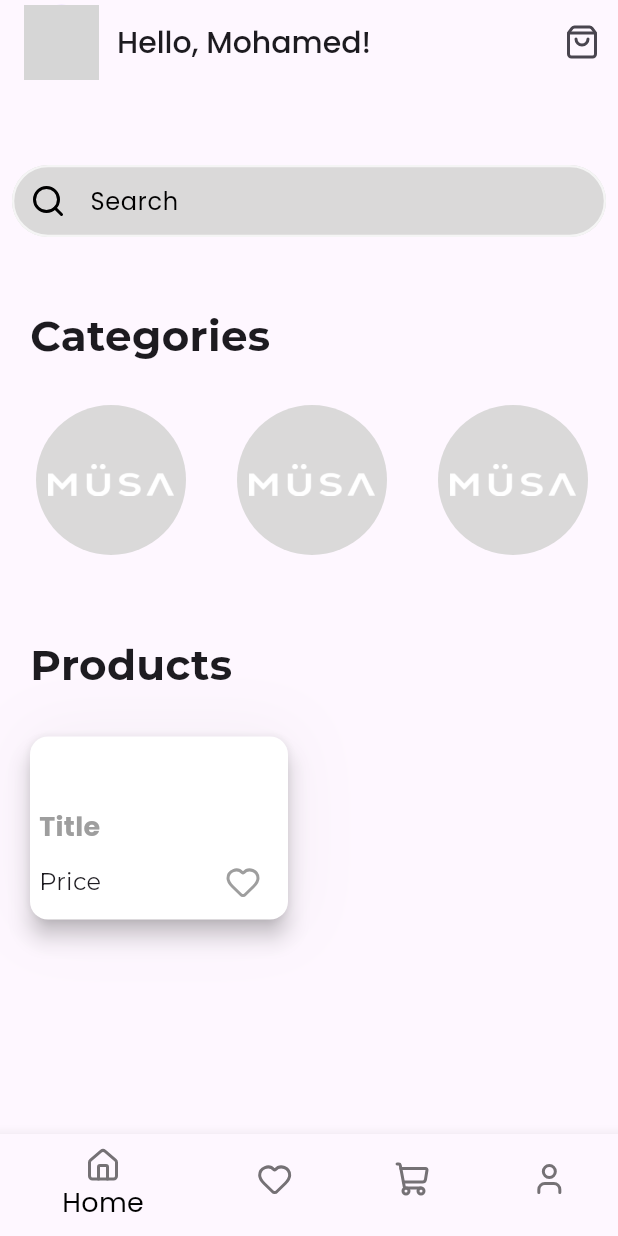
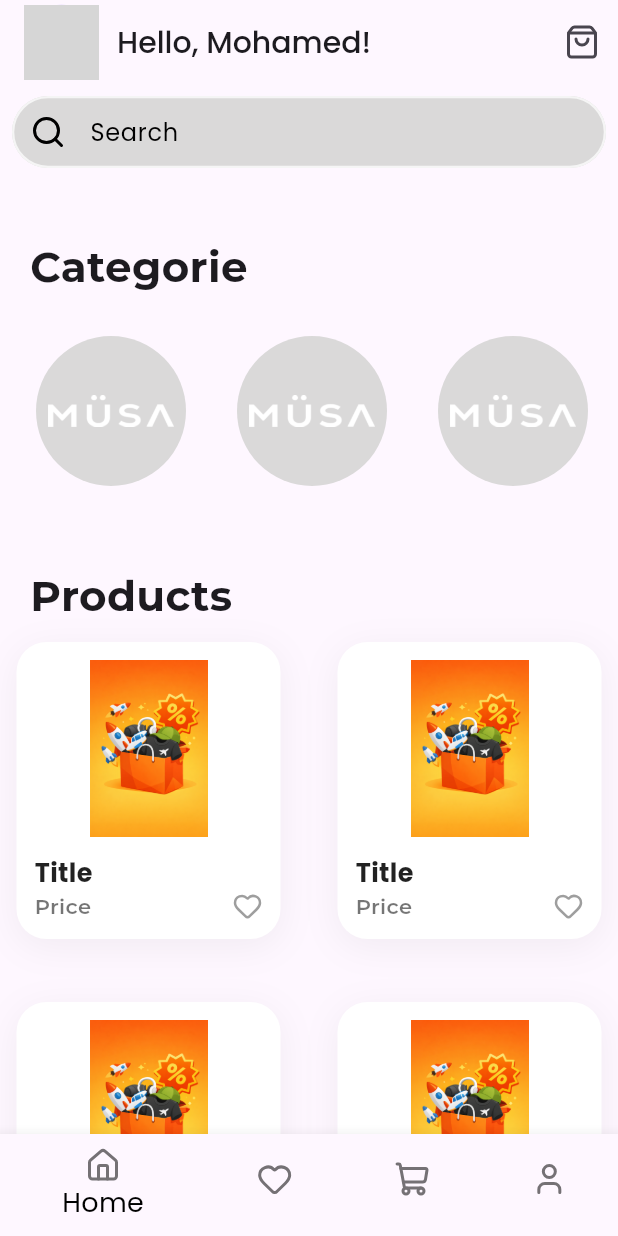
Before and after one commit to Mohamed-Khaled-7/Foor, a Flutter app: the screen it shows after launch, on a phone screen of 412 x 824 dp. Run offline on Flutter 3.47's test engine with Material 3 defaults, Android fonts, the phone set to English and light mode, and no system bars; our stand-ins replace animated_text_kit, firebase_auth, firebase_core, flutter_bloc, flutter_spinkit, google_fonts and 2 more; accounts and stored records are empty; network calls fail; grey boxes are pictures that could not be loaded.

Commit message:
refactor custom Card

```diff
--- a/lib/main.dart
+++ b/lib/main.dart
@@ -29,7 +29,7 @@
         RegisterPage.id: (context) => RegisterPage(),
         LoginPage.id: (context) => LoginPage(),
       },
-      initialRoute: 'NavigationView',
+      initialRoute: NavigationView.id,
       debugShowCheckedModeBanner: false,
     );
   }
--- a/lib/presentation/screens/homeScreen.dart
+++ b/lib/presentation/screens/homeScreen.dart
@@ -9,6 +9,7 @@ import 'package:musa/presentation/widget/customAppBar.dart';
 import 'package:musa/presentation/widget/customHeader.dart';
 import 'package:musa/presentation/widget/customSearchField.dart';
 import 'package:musa/presentation/widget/customCard.dart';
+import 'package:musa/presentation/widget/custom_list_products.dart';
 
 class HomeScreen extends StatefulWidget {
   const HomeScreen({super.key});
@@ -24,18 +25,16 @@ class _HomeScreenState extends State<HomeScreen> {
     return Scaffold(
       appBar: CustomAppBar(),
       body: ListView(
-        physics: AlwaysScrollableScrollPhysics(),
         children: [
-          SizedBox(height: 23),
-          SizedBox(height: 23),
+          //SizedBox(height: 23),
           CustomTextSearch(),
           SizedBox(height: 18),
-          CustomHeader(title: 'Categories'),
+          CustomHeader(title: 'Categorie'),
           SizedBox(height: 16),
           CategoryList(),
           SizedBox(height: 23),
           CustomHeader(title: 'Products'),
-          CustomCard(),
+          CustomListProducts(),
         ],
       ),
     );
--- a/lib/presentation/widget/customCard.dart
+++ b/lib/presentation/widget/customCard.dart
@@ -8,95 +8,75 @@ class CustomCard extends StatefulWidget {
   @override
   State<CustomCard> createState() => _CustomCardState();
 }
+
 class _CustomCardState extends State<CustomCard> {
   bool isFavorit = false;
+
   @override
   Widget build(BuildContext context) {
-    return GestureDetector(
-      onTap: () {},
-      child: Padding(
-        padding: const EdgeInsets.only(left: 16.0, top: 24, right: 18),
-        child: Stack(
-          clipBehavior: Clip.none,
-          children: [
-            Container(
-              height: 130,
-              width: 180,
+    return Padding(
+      padding: const EdgeInsets.all(11.0),
+      child: Container(
         decoration: BoxDecoration(
+          color: Colors.white,
+          borderRadius: BorderRadius.circular(20),
           boxShadow: [
             BoxShadow(
-                    blurRadius: 40,
-                    color: Colors.grey.withOpacity(0.1),
-                    offset: Offset(1, 1),
-                    spreadRadius: 0,
+              blurRadius: 20,
+              color: Colors.black.withOpacity(0.05),
+              offset: const Offset(0, 5),
             ),
           ],
         ),
-              child: Card(
-                clipBehavior: Clip.none,
-                color: Colors.white,
-                elevation: 6,
         child: Padding(
-                  padding: const EdgeInsets.symmetric(
-                    vertical: 1,
-                    horizontal: 6,
-                  ),
+          padding: const EdgeInsets.all(12.0),
           child: Column(
             crossAxisAlignment: CrossAxisAlignment.start,
-                    mainAxisAlignment: MainAxisAlignment.end,
             children: [
-                      Padding(
-                        padding: const EdgeInsets.only(top: 24),
-                        child: Text(
-                          'Title',
-                          style: GoogleFonts.poppins(
-                            fontSize: 18,
-                            fontWeight: FontWeight.bold,
-                            color: Colors.grey,
+              Expanded(
+                child: Center(
+                  child: Image.asset(
+                    'assets/images/secondOnBoard.png',
+                    fit: BoxFit.contain,
                   ),
                 ),
               ),
-                      Padding(
-                        padding: const EdgeInsets.only(right: .0),
-                        child: Row(
+              const SizedBox(height: 12),
+              Text(
+                'Title',
+                maxLines: 1,
+                overflow: TextOverflow.ellipsis,
+                style: GoogleFonts.poppins(
+                  fontSize: 17,
+                  fontWeight: FontWeight.bold,
+                  color: Colors.black87,
+                ),
+              ),
+              Row(
                 mainAxisAlignment: MainAxisAlignment.spaceBetween,
                 children: [
                   Text(
                     'Price',
-                              style: GoogleFonts.montserrat(fontSize: 16),
+                    style: GoogleFonts.montserrat(
+                      fontSize: 14,
+                      fontWeight: FontWeight.w600,
+                      color: Colors.black54,
                     ),
-                            IconButton(
-                              onPressed: () {
-                                setState(() {
-                                  isFavorit = !isFavorit;
-                                });
-                              },
-                              icon: isFavorit
-                                  ? Icon(Icons.favorite, color: Colors.red)
-                                  : Icon(LucideIcons.heart, color: Colors.grey),
+                  ),
+                  GestureDetector(
+                    onTap: () => setState(() => isFavorit = !isFavorit),
+                    child: Icon(
+                      isFavorit ? Icons.favorite : LucideIcons.heart,
+                      color: isFavorit ? Colors.red : Colors.grey,
+                      size: 20,
+                    ),
                   ),
                 ],
-                        ),
               ),
             ],
           ),
         ),
       ),
-            ),
-            Positioned(
-              left: 0,
-              top: 12,
-              bottom: 122,
-              right: 120,
-              child: Image.asset(
-                'assets/images/secondOnBoard.png',
-                height: 22,
-                color: Colors.green,
-              ),
-            ),
-          ],
-        ),
-      ),
     );
   }
 }
--- a/lib/presentation/widget/custom_list_products.dart
+++ b/lib/presentation/widget/custom_list_products.dart
@@ -5,16 +5,16 @@ class CustomListProducts extends StatelessWidget {
   const CustomListProducts({super.key});
 
   @override
-
   Widget build(BuildContext context) {
     return GridView.builder(
+      shrinkWrap: true,
       physics: const NeverScrollableScrollPhysics(),
       scrollDirection: Axis.vertical,
       gridDelegate: const SliverGridDelegateWithFixedCrossAxisCount(
         crossAxisCount: 2,
         crossAxisSpacing: 16,
         mainAxisSpacing: 20,
-        childAspectRatio: 0.6,
+        childAspectRatio: 0.9,
       ),
       itemBuilder: (context, index) {
         return CustomCard();
@@ -22,5 +22,4 @@ class CustomListProducts extends StatelessWidget {
       itemCount: 10,
     );
   }
-/*******  cd48056e-5224-49ae-ada0-282631c0dc4b  *******/
 }
```
Lines whose indentation alone changed are shown as unchanged.
